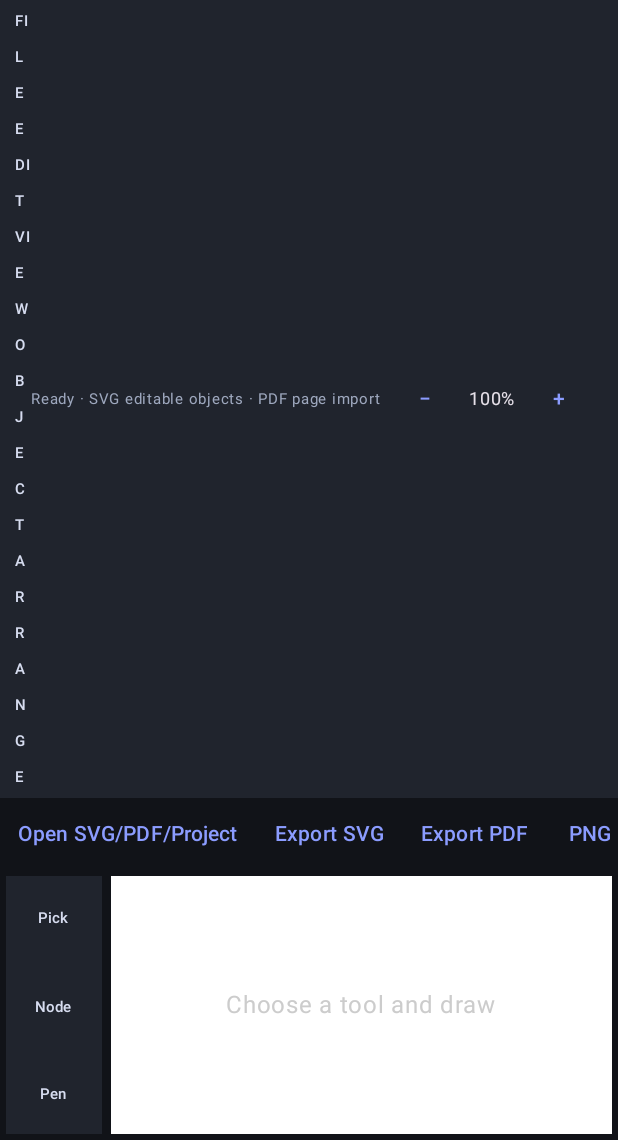
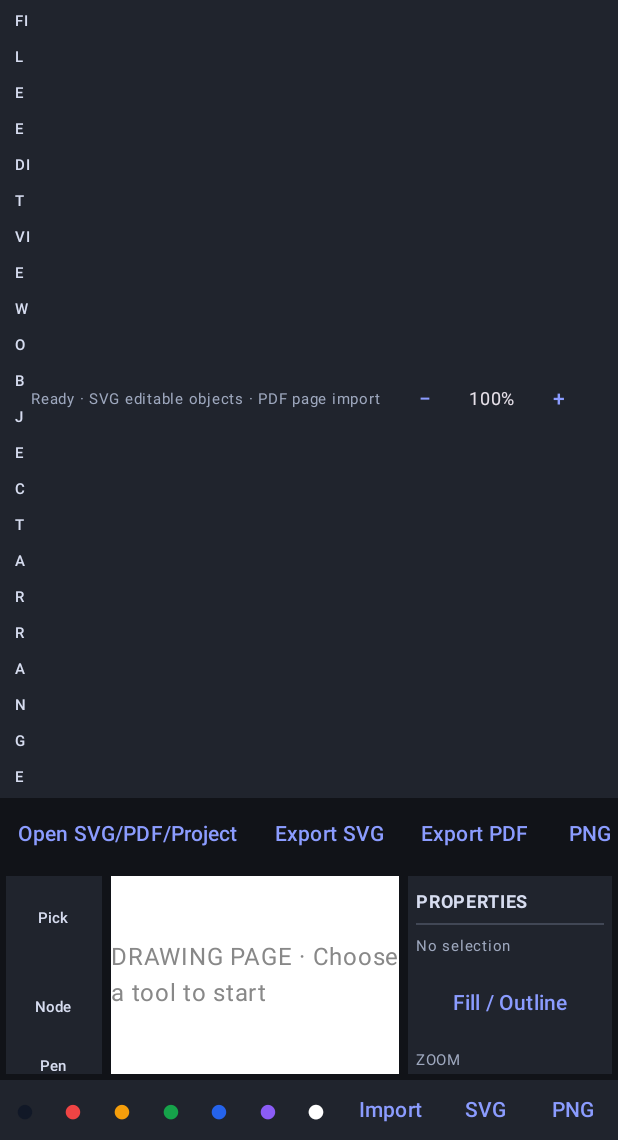
Before and after one commit to disantsinhofficial-dotcom/Akki-Draw, an Android app built with Jetpack Compose: the screen it shows after launch (MainActivity), after a tap on "Import a file", on a phone screen of 412 x 824 dp, the part 96-1236 px from its top. Run offline under Robolectric (Android 15) with nearby library versions, the phone set to English and light mode, and no system bars.

Commit message:
Add contextual properties panel and bottom color palette

```diff
--- a/app/src/main/java/com/akkidraw/MainActivity.kt
+++ b/app/src/main/java/com/akkidraw/MainActivity.kt
@@ -312,9 +312,35 @@ private fun AkkiDrawScreen(resolver: ContentResolver) {
                             drawContext.transform.scale(1f / zoom, 1f / zoom, Offset.Zero)
                             drawContext.transform.translate(-pan.x, -pan.y)
                         }
-                        if (items.isEmpty()) Text("Choose a tool and draw", Modifier.align(Alignment.Center), color = Color.LightGray)
+                        if (items.isEmpty()) Text("DRAWING PAGE · Choose a tool to start", Modifier.align(Alignment.Center), color = Color.Gray)
                     }
-
+                    Spacer(Modifier.width(6.dp))
+                    Column(Modifier.width(136.dp).fillMaxHeight().background(Color(0xFF20242D)).padding(5.dp), verticalArrangement = Arrangement.spacedBy(2.dp)) {
+                        Text("PROPERTIES", fontSize = 12.sp, fontWeight = FontWeight.Bold, color = Color(0xFFD7DDF0))
+                        Divider(color = Color(0xFF414755))
+                        Text(if (selected in items.indices) items[selected].name else "No selection", fontSize = 10.sp, color = Color(0xFF9EA8BE), maxLines = 1)
+                        TextButton(onClick = { showStyle = !showStyle }, modifier = Modifier.fillMaxWidth()) { Text("Fill / Outline") }
+                        if (selected in items.indices) {
+                            TextButton(onClick = { checkpoint(); items = items.toMutableList().also { it[selected] = it[selected].copy(visible = !it[selected].visible) } }, modifier = Modifier.fillMaxWidth()) { Text(if (items[selected].visible) "Hide" else "Show") }
+                            TextButton(onClick = { checkpoint(); items = items.toMutableList().also { it[selected] = it[selected].copy(locked = !it[selected].locked) } }, modifier = Modifier.fillMaxWidth()) { Text(if (items[selected].locked) "Unlock" else "Lock") }
+                            TextButton(onClick = { checkpoint(); items = items.toMutableList().also { it.removeAt(selected) }; selected = -1 }, modifier = Modifier.fillMaxWidth()) { Text("Delete") }
+                        }
+                        Spacer(Modifier.weight(1f))
+                        Text("ZOOM", fontSize = 10.sp, color = Color(0xFF9EA8BE))
+                        Row(verticalAlignment = Alignment.CenterVertically) {
+                            TextButton(onClick = { zoom = (zoom / 1.2f).coerceIn(.25f, 8f) }) { Text("−") }
+                            Text("${(zoom * 100).toInt()}%", fontSize = 10.sp)
+                            TextButton(onClick = { zoom = (zoom * 1.2f).coerceIn(.25f, 8f) }) { Text("+") }
+                        }
+                    }
+                }
+                Row(Modifier.fillMaxWidth().height(40.dp).background(Color(0xFF20242D)), horizontalArrangement = Arrangement.SpaceEvenly, verticalAlignment = Alignment.CenterVertically) {
+                    listOf(0xFF111827, 0xFFEF4444, 0xFFF59E0B, 0xFF16A34A, 0xFF2563EB, 0xFF8B5CF6, 0xFFFFFFFF).forEach { swatch ->
+                        TextButton(onClick = { if (selected in items.indices) { checkpoint(); items = items.toMutableList().also { it[selected] = it[selected].copy(color = swatch, fillColor = swatch) } } }, contentPadding = PaddingValues(0.dp), modifier = Modifier.size(32.dp)) { Text("●", fontSize = 22.sp, color = Color(swatch)) }
+                    }
+                    TextButton(onClick = { openLauncher.launch(arrayOf("*/*")) }) { Text("Import") }
+                    TextButton(onClick = { svgLauncher.launch("AkkiDraw.svg") }) { Text("SVG") }
+                    TextButton(onClick = { pngLauncher.launch("AkkiDraw.png") }) { Text("PNG") }
                 }
                 if (showLayers) {
                     Surface(
```
